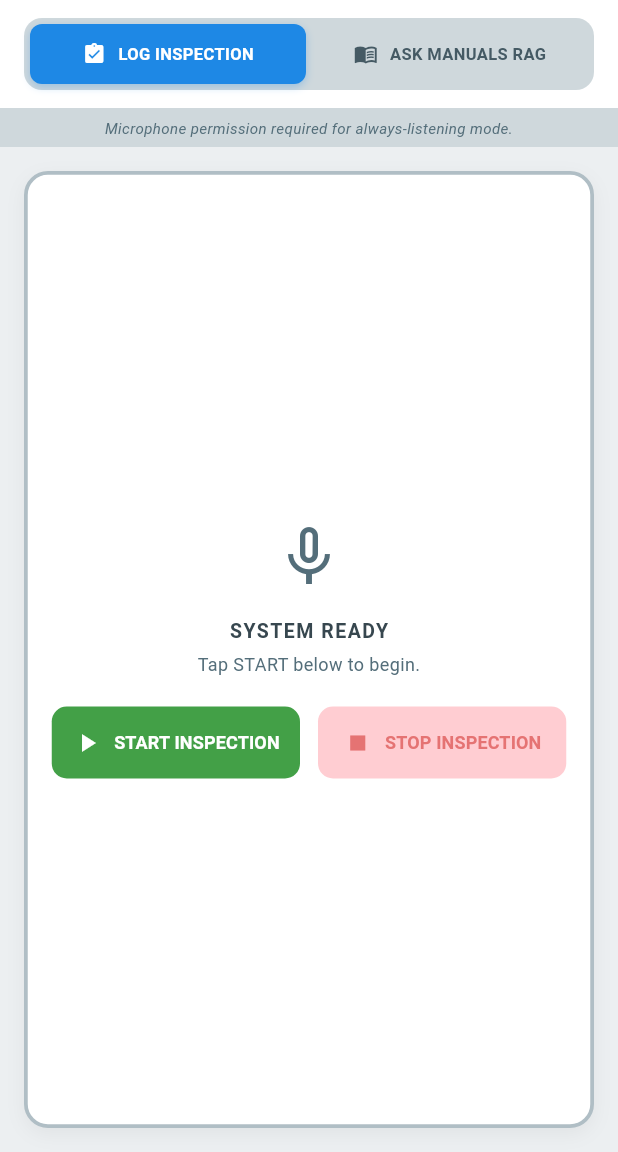
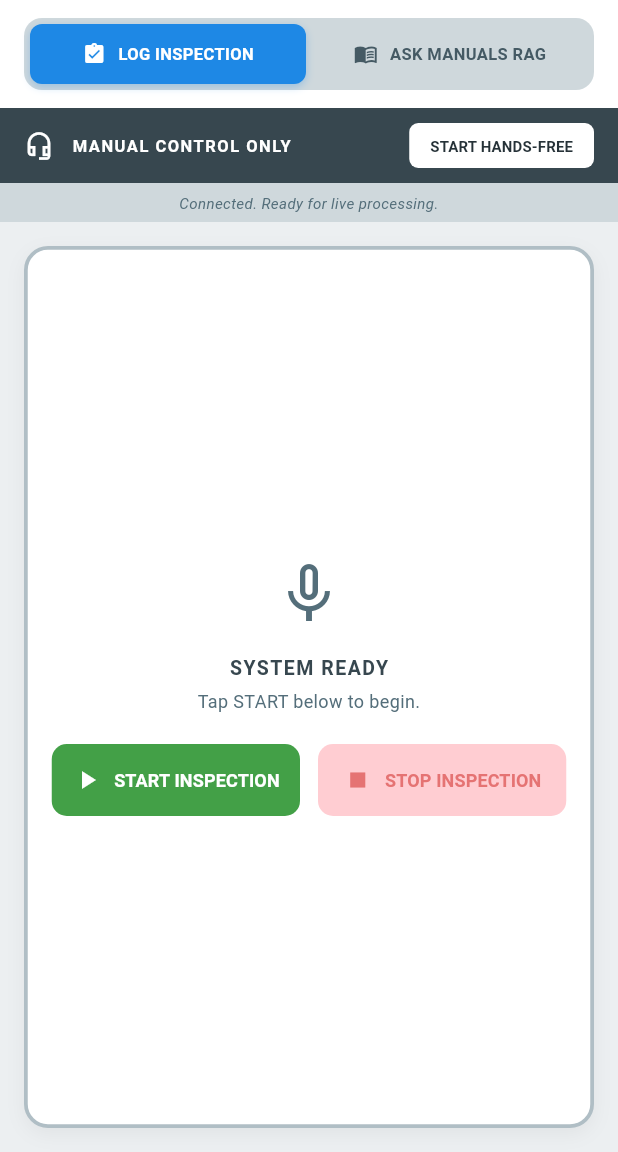
Before and after one commit to tarun250/FieldVoice-AI, a Flutter app: the screen it shows after launch, on a phone screen of 412 x 824 dp, the part 84-1236 px from its top. Run offline on Flutter 3.47's test engine with Material 3 defaults, Android fonts, the phone set to English and light mode, and no system bars; our stand-ins replace connectivity_plus, dio, just_audio, sqflite; missing offline and left inert: record; accounts and stored records are empty.

Commit message:
Introduce Start Hands-Free Mode toggle and isolate voice controls from manual mode

```diff
--- a/mobile/lib/screens/home_screen.dart
+++ b/mobile/lib/screens/home_screen.dart
@@ -31,6 +31,7 @@
   bool _isCheckingRealtime = false;
   bool _isStartingRecording = false;
   bool _isBackgroundListening = false;
+  bool _isHandsFreeMode = false;
 
   // Network and Sync States
   bool _isOnline = true;
@@ -150,9 +151,92 @@
     super.dispose();
   }
 
+  Widget _buildHandsFreeBanner() {
+    return Container(
+      width: double.infinity,
+      padding: const EdgeInsets.symmetric(horizontal: 16, vertical: 10),
+      color: _isHandsFreeMode ? Colors.green[700] : Colors.blueGrey[800],
+      child: Row(
+        mainAxisAlignment: MainAxisAlignment.spaceBetween,
+        children: [
+          Row(
+            children: [
+              Icon(
+                _isHandsFreeMode ? Icons.headset_mic : Icons.headset_mic_outlined,
+                color: Colors.white,
+                size: 20,
+              ),
+              const SizedBox(width: 12),
+              Text(
+                _isHandsFreeMode ? 'HANDS-FREE CONTROL ON' : 'MANUAL CONTROL ONLY',
+                style: const TextStyle(
+                  color: Colors.white,
+                  fontWeight: FontWeight.bold,
+                  fontSize: 11,
+                  letterSpacing: 1.0,
+                ),
+              ),
+            ],
+          ),
+          ElevatedButton(
+            style: ElevatedButton.styleFrom(
+              backgroundColor: Colors.white,
+              foregroundColor: _isHandsFreeMode ? Colors.green[800] : Colors.blueGrey[900],
+              padding: const EdgeInsets.symmetric(horizontal: 14, vertical: 8),
+              minimumSize: Size.zero,
+              tapTargetSize: MaterialTapTargetSize.shrinkWrap,
+              shape: RoundedRectangleBorder(borderRadius: BorderRadius.circular(6)),
+            ),
+            onPressed: () {
+              if (_isHandsFreeMode) {
+                _disableHandsFreeMode();
+              } else {
+                _enableHandsFreeMode();
+              }
+            },
+            child: Text(
+              _isHandsFreeMode ? 'STOP HANDS-FREE' : 'START HANDS-FREE',
+              style: const TextStyle(fontSize: 10, fontWeight: FontWeight.bold),
+            ),
+          ),
+        ],
+      ),
+    );
+  }
+
+  Future<void> _enableHandsFreeMode() async {
+    setState(() {
+      _isHandsFreeMode = true;
+    });
+    await _startAlwaysListening();
+  }
+
+  Future<void> _disableHandsFreeMode() async {
+    _realtimeCheckTimer?.cancel();
+    _realtimeCheckTimer = null;
+    await _audioStreamSubscription?.cancel();
+    _audioStreamSubscription = null;
+    await _audioService.stopRecording();
+    await _audioService.stopAudio();
+    _cancelConfirmationRecording();
+
+    setState(() {
+      _isHandsFreeMode = false;
+      _isBackgroundListening = false;
+      _isRecording = false;
+      _isProcessing = false;
+      _waitingForVoiceConfirmation = false;
+      _extractedData = null;
+      _rawTranscript = null;
+      _ragResponse = null;
+      _statusMessage = 'Hands-free mode disabled. System ready.';
+    });
+  }
+
   // Handle Recording Trigger
   // Continuous background listening state
   Future<void> _startAlwaysListening() async {
+    if (!_isHandsFreeMode) return;
     if (_isRecording || _isBackgroundListening || _isProcessing || _waitingForVoiceConfirmation || _isStartingRecording) return;
 
     // Check permission first
@@ -301,6 +385,7 @@
           _audioBytesBuilder.add(chunk);
         });
 
+        if (_isHandsFreeMode) {
           _isCheckingRealtime = false;
           _realtimeCheckTimer = Timer.periodic(const Duration(milliseconds: 2500), (timer) async {
             if (_isCheckingRealtime || !_isRecording || !_isOnline) return;
@@ -348,6 +433,7 @@
               _isCheckingRealtime = false;
             }
           });
+        }
       } else {
         setState(() {
           _isRecording = false;
@@ -466,7 +552,13 @@
           await _audioService.playUrl(fullUrl);
         }
 
+        if (_isHandsFreeMode) {
           _startVoiceConfirmationListener();
+        } else {
+          setState(() {
+            _statusMessage = 'Reviewing report... Tap CONFIRM or REJECT to submit.';
+          });
+        }
       } else {
         final queryResult = await _apiService.queryKnowledgeBase(transcriptText);
         final answer = queryResult['resolved_answer'] ?? queryResult['answer'] ?? '';
@@ -707,14 +799,19 @@
         const SnackBar(content: Text('Work Order created successfully.')),
       );
 
+      if (_isHandsFreeMode) {
         try {
           final ttsUrl = await _apiService.generateTTS('work order created successfully');
           if (ttsUrl != null) {
             await _audioService.playUrl('${AppConstants.backendUrl}$ttsUrl');
           }
         } catch (_) {}
-
         _startAlwaysListening();
+      } else {
+        setState(() {
+          _statusMessage = 'System ready. Tap START INSPECTION to begin.';
+        });
+      }
     } catch (e) {
       setState(() {
         _isProcessing = false;
@@ -723,7 +820,9 @@
       ScaffoldMessenger.of(context).showSnackBar(
         SnackBar(content: Text('Failed to submit work order: ${e.toString()}')),
       );
+      if (_isHandsFreeMode) {
         _startAlwaysListening();
+      }
     }
   }
 
@@ -1049,9 +1148,19 @@
                         _extractedData = null;
                         _rawTranscript = null;
                         _currentAudioStorageUrl = null;
-                        _statusMessage = 'Report rejected. Tap START to record again.';
+                        _statusMessage = 'Report rejected. Tap START INSPECTION to record again.';
                         _isRecording = false;
                       });
+                      if (_isHandsFreeMode) {
+                        try {
+                          _apiService.generateTTS('report rejected').then((ttsUrl) {
+                            if (ttsUrl != null) {
+                              _audioService.playUrl('${AppConstants.backendUrl}$ttsUrl');
+                            }
+                          });
+                        } catch (_) {}
+                        _startAlwaysListening();
+                      }
                     },
                     child: const Row(
                       mainAxisAlignment: MainAxisAlignment.center,
@@ -1576,6 +1685,9 @@
             ),
           ),
 
+          // Hands-Free Mode Banner
+          _buildHandsFreeBanner(),
+
           // Offline Warn Banner
           if (!_isOnline)
             Container(
```
Lines whose indentation alone changed are shown as unchanged.
